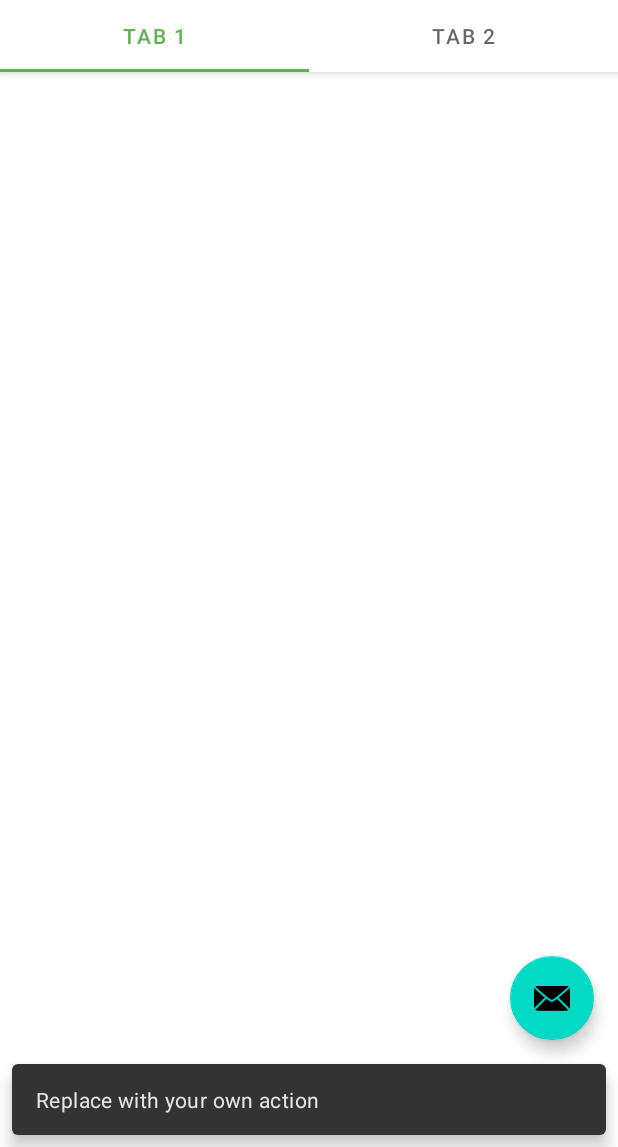
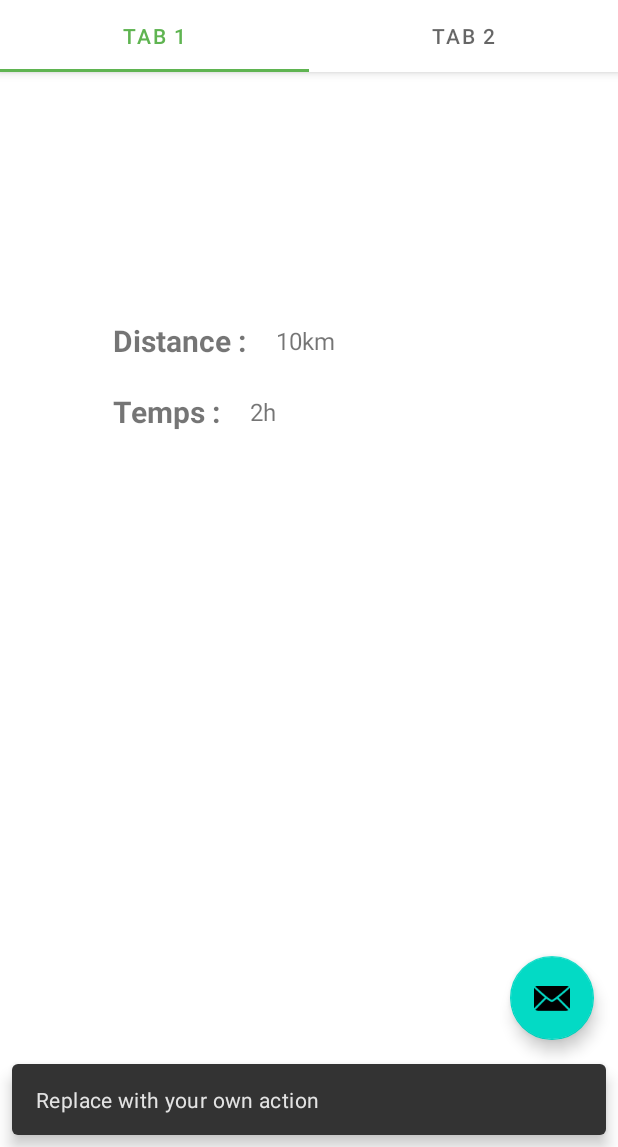
Before and after one commit to cegepmatane/projet-mobile-2022-JeanWalker, an Android app: the PlaceholderFragment screen opened directly, with no data from a screen before it, after a tap on an icon or button, on a phone screen of 412 x 824 dp, the part 89-1236 px from its top. Run offline under Robolectric (Android 15) with nearby library versions, the phone set to English and light mode, and no system bars; 1 statement that could not run was skipped.

Commit message:
Début réalisation Détail #14

```diff
--- /dev/null
+++ b/code/app/src/main/java/com/test/jeanwalker/DetailResumeFragment.java
@@ -0,0 +1,64 @@
+package com.test.jeanwalker;
+
+import android.os.Bundle;
+
+import androidx.fragment.app.Fragment;
+
+import android.view.LayoutInflater;
+import android.view.View;
+import android.view.ViewGroup;
+
+/**
+ * A simple {@link Fragment} subclass.
+ * Use the {@link DetailResumeFragment#newInstance} factory method to
+ * create an instance of this fragment.
+ */
+public class DetailResumeFragment extends Fragment {
+
+    // TODO: Rename parameter arguments, choose names that match
+    // the fragment initialization parameters, e.g. ARG_ITEM_NUMBER
+    private static final String ARG_PARAM1 = "param1";
+    private static final String ARG_PARAM2 = "param2";
+
+    // TODO: Rename and change types of parameters
+    private String mParam1;
+    private String mParam2;
+
+    public DetailResumeFragment() {
+        // Required empty public constructor
+    }
+
+    /**
+     * Use this factory method to create a new instance of
+     * this fragment using the provided parameters.
+     *
+     * @param param1 Parameter 1.
+     * @param param2 Parameter 2.
+     * @return A new instance of fragment DetailResumeFragment.
+     */
+    // TODO: Rename and change types and number of parameters
+    public static DetailResumeFragment newInstance(String param1, String param2) {
+        DetailResumeFragment fragment = new DetailResumeFragment();
+        Bundle args = new Bundle();
+        args.putString(ARG_PARAM1, param1);
+        args.putString(ARG_PARAM2, param2);
+        fragment.setArguments(args);
+        return fragment;
+    }
+
+    @Override
+    public void onCreate(Bundle savedInstanceState) {
+        super.onCreate(savedInstanceState);
+        if (getArguments() != null) {
+            mParam1 = getArguments().getString(ARG_PARAM1);
+            mParam2 = getArguments().getString(ARG_PARAM2);
+        }
+    }
+
+    @Override
+    public View onCreateView(LayoutInflater inflater, ViewGroup container,
+                             Bundle savedInstanceState) {
+        // Inflate the layout for this fragment
+        return inflater.inflate(R.layout.fragment_detail_resume, container, false);
+    }
+}
--- /dev/null
+++ b/code/app/src/main/res/layout/fragment_detail_resume.xml
@@ -0,0 +1,99 @@
+<?xml version="1.0" encoding="utf-8"?>
+<FrameLayout xmlns:android="http://schemas.android.com/apk/res/android"
+    xmlns:app="http://schemas.android.com/apk/res-auto"
+    xmlns:tools="http://schemas.android.com/tools"
+    android:layout_width="match_parent"
+    android:layout_height="match_parent"
+    tools:context=".DetailResumeFragment">
+
+    <!-- TODO: Update blank fragment layout -->
+    <androidx.constraintlayout.widget.ConstraintLayout
+        android:layout_width="match_parent"
+        android:layout_height="match_parent">
+
+        <TextView
+            android:id="@+id/distance_label"
+            android:layout_width="wrap_content"
+            android:layout_height="wrap_content"
+            android:layout_marginTop="20dp"
+            android:text="Distance :"
+            android:textSize="20sp"
+            android:textStyle="bold"
+            app:layout_constraintStart_toStartOf="@+id/date_label"
+            app:layout_constraintTop_toBottomOf="@+id/date_label" />
+
+        <TextView
+            android:id="@+id/ditance_data"
+            android:layout_width="wrap_content"
+            android:layout_height="22dp"
+            android:layout_marginStart="20dp"
+            android:text="10km"
+            android:textSize="16sp"
+            app:layout_constraintBottom_toBottomOf="@+id/distance_label"
+            app:layout_constraintStart_toEndOf="@+id/distance_label"
+            app:layout_constraintTop_toTopOf="@+id/distance_label" />
+
+        <TextView
+            android:id="@+id/temps_label"
+            android:layout_width="wrap_content"
+            android:layout_height="wrap_content"
+            android:layout_marginTop="20dp"
+            android:text="Temps :"
+            android:textSize="20sp"
+            android:textStyle="bold"
+            app:layout_constraintStart_toStartOf="@+id/distance_label"
+            app:layout_constraintTop_toBottomOf="@+id/distance_label" />
+
+        <TextView
+            android:id="@+id/title_label"
+            app:layout_constraintEnd_toEndOf="parent"
+            app:layout_constraintLeft_toLeftOf="parent"
+            app:layout_constraintStart_toStartOf="parent"
+            app:layout_constraintTop_toTopOf="@+id/constraintLayout"
+            android:layout_width="wrap_content"
+            android:layout_height="wrap_content"
+            android:text="Titre provisoire"
+            android:textSize="28sp"
+            android:textStyle="bold"
+            tools:layout_constraintLeft_creator="1"
+            tools:layout_constraintTop_creator="1"
+            tools:layout_editor_absoluteY="100dp" />
+
+        <TextView
+            android:id="@+id/date_data"
+            android:layout_width="wrap_content"
+            android:layout_height="wrap_content"
+            android:layout_marginStart="20dp"
+            android:text="16/11/2022"
+            android:textSize="16sp"
+            app:layout_constraintBottom_toBottomOf="@+id/date_label"
+            app:layout_constraintStart_toEndOf="@+id/date_label"
+            app:layout_constraintTop_toTopOf="@+id/date_label" />
+
+        <TextView
+            android:id="@+id/temps_data"
+            android:layout_width="wrap_content"
+            android:layout_height="wrap_content"
+            android:layout_marginStart="20dp"
+            android:text="2h"
+            android:textSize="16sp"
+            app:layout_constraintBottom_toBottomOf="@+id/temps_label"
+            app:layout_constraintStart_toEndOf="@+id/temps_label"
+            app:layout_constraintTop_toTopOf="@+id/temps_label" />
+
+        <TextView
+            android:id="@+id/date_label"
+            android:layout_width="wrap_content"
+            android:layout_height="wrap_content"
+            android:layout_marginStart="75dp"
+            android:layout_marginTop="80dp"
+            android:text="Date :"
+            android:textSize="20sp"
+            android:textStyle="bold"
+            app:layout_constraintStart_toStartOf="parent"
+            app:layout_constraintTop_toBottomOf="@+id/title_label" />
+
+    </androidx.constraintlayout.widget.ConstraintLayout>
+
+
+</FrameLayout>
--- a/code/app/src/main/res/layout/fragment_details.xml
+++ b/code/app/src/main/res/layout/fragment_details.xml
@@ -7,8 +7,18 @@
     android:layout_height="match_parent"
     tools:context=".ui.main.PlaceholderFragment">
 
+    <com.google.android.material.navigation.NavigationView
+        android:id="@+id/Details_NavigationView"
+        android:layout_width="match_parent"
+        android:layout_height="250px"
+        app:layout_constraintEnd_toEndOf="parent"
+        app:layout_constraintStart_toStartOf="parent"
+        app:layout_constraintTop_toTopOf="parent" >
+
+    </com.google.android.material.navigation.NavigationView>
+
     <TextView
-        android:id="@+id/section_label"
+        android:id="@+id/title_label"
         android:layout_width="wrap_content"
         android:layout_height="wrap_content"
         android:layout_marginStart="@dimen/activity_horizontal_margin"
@@ -20,4 +30,14 @@
         tools:layout_constraintLeft_creator="1"
         tools:layout_constraintTop_creator="1" />
 
+    <androidx.fragment.app.FragmentContainerView
+        android:id="@+id/fragmentContainerView2"
+        android:name="androidx.navigation.fragment.NavHostFragment"
+        android:layout_width="match_parent"
+        android:layout_height="match_parent"
+        app:defaultNavHost="true"
+        app:navGraph="@navigation/detail_nav_graph"
+        tools:layout_editor_absoluteX="-3dp"
+        tools:layout_editor_absoluteY="153dp" />
+
 </androidx.constraintlayout.widget.ConstraintLayout>
--- /dev/null
+++ b/code/app/src/main/res/navigation/detail_nav_graph.xml
@@ -0,0 +1,23 @@
+<?xml version="1.0" encoding="utf-8"?>
+<navigation xmlns:android="http://schemas.android.com/apk/res/android"
+    xmlns:app="http://schemas.android.com/apk/res-auto"
+    xmlns:tools="http://schemas.android.com/tools"
+    android:id="@+id/detail_nav_graph"
+    app:startDestination="@id/detailResumeFragment">
+
+    <fragment
+        android:id="@+id/detailResumeFragment"
+        android:name="com.test.jeanwalker.DetailResumeFragment"
+        android:label="fragment_detail_resume"
+        tools:layout="@layout/fragment_detail_resume" />
+    <fragment
+        android:id="@+id/detailMapFragment"
+        android:name="com.test.jeanwalker.DetailMapFragment"
+        android:label="fragment_detail_map"
+        tools:layout="@layout/fragment_detail_map" />
+    <fragment
+        android:id="@+id/detailAnalyseFragment"
+        android:name="com.test.jeanwalker.DetailAnalyseFragment"
+        android:label="fragment_detail_analyse"
+        tools:layout="@layout/fragment_detail_analyse" />
+</navigation>
--- a/code/build.gradle
+++ b/code/build.gradle
@@ -4,8 +4,8 @@ buildscript {
     }
 }// Top-level build file where you can add configuration options common to all sub-projects/modules.
 plugins {
-    id 'com.android.application' version '7.2.1' apply false
-    id 'com.android.library' version '7.2.1' apply false
+    id 'com.android.application' version '7.3.1' apply false
+    id 'com.android.library' version '7.3.1' apply false
     id 'com.google.android.libraries.mapsplatform.secrets-gradle-plugin' version '2.0.1' apply false
 }
 
```
Also changed, not shown: code/app/build.gradle (+11 -0 lines), code/app/src/main/java/com/test/jeanwalker/DetailAnalyseFragment.java (added, +64 -0 lines), code/app/src/main/java/com/test/jeanwalker/DetailMapFragment.java (added, +64 -0 lines), code/app/src/main/java/com/test/jeanwalker/ui/main/PlaceholderFragment.java (+2 -2 lines), code/app/src/main/res/layout/fragment_detail_analyse.xml (added, +27 -0 lines), code/app/src/main/res/layout/fragment_detail_map.xml (added, +25 -0 lines), code/app/src/main/res/navigation/nav_graph.xml (+5 -5 lines), code/gradle/wrapper/gradle-wrapper.properties.
